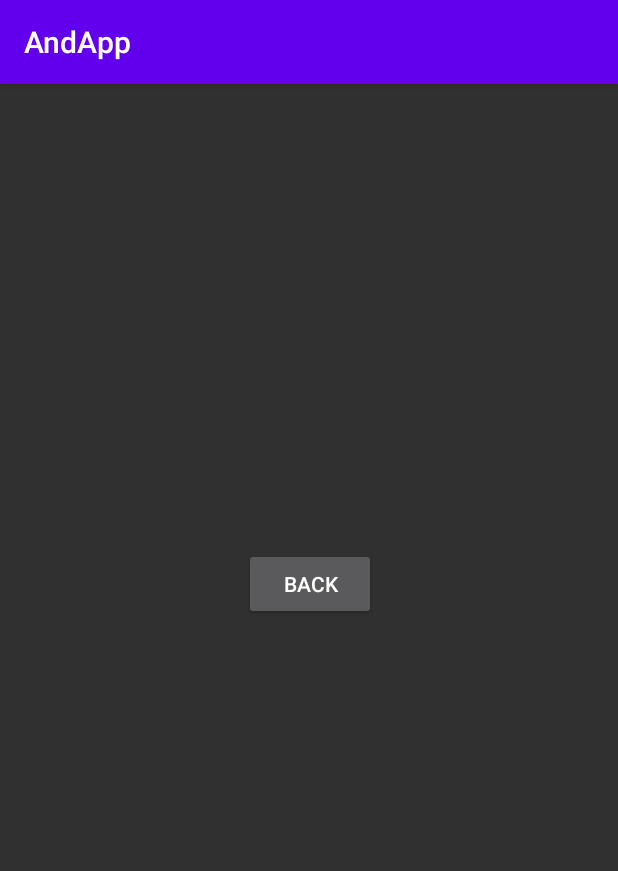
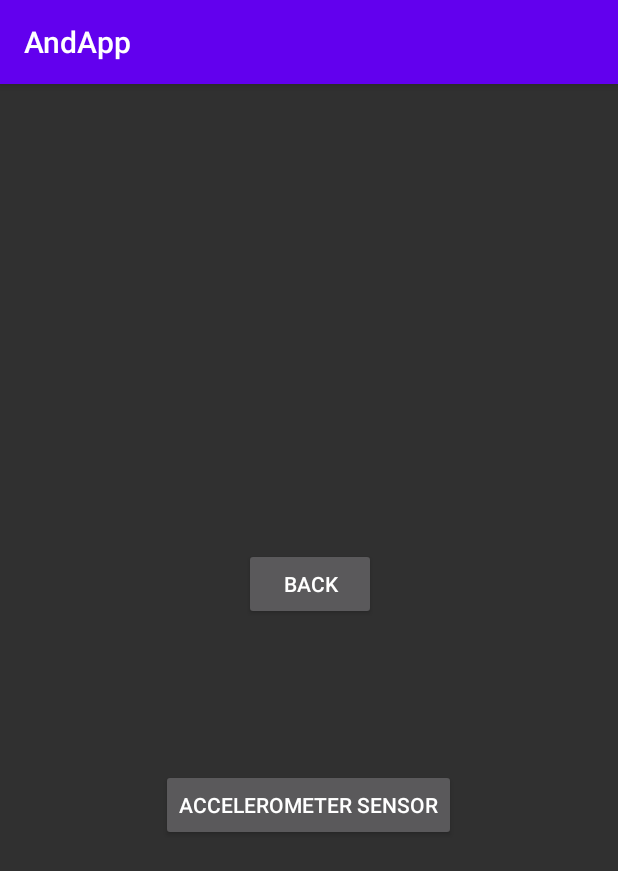
Before and after one commit to MeAdarshMishra/AndApp, an Android app: the AllApp screen opened directly, with no data from a screen before it, on a phone screen of 412 x 824 dp. Shown: the top 871 px of the screen. Run offline under Robolectric (Android 15) with nearby library versions, the phone set to English and light mode, and no system bars.

Commit message:
Android Application

```diff
--- a/app/src/main/java/com/example/andapp/AllApp.java
+++ b/app/src/main/java/com/example/andapp/AllApp.java
@@ -19,8 +19,7 @@ public class AllApp extends AppCompatActivity {
             @Override
             public void onClick(View v) {
                 Intent intent = new Intent(AllApp.this, OnlineLogin.class);
-                startActivity(intent)
-                ;
+                startActivity(intent);
                 finish();
             }
         });
--- a/app/src/main/java/com/example/andapp/Second.java
+++ b/app/src/main/java/com/example/andapp/Second.java
@@ -62,7 +62,7 @@ public class Second extends AppCompatActivity {
         b2.setOnClickListener(new View.OnClickListener() {
             @Override
             public void onClick(View v) {
-                Intent k = new Intent(Second.this, AccelerometerSensor.class);
+                Intent k = new Intent(Second.this, AllApp.class);
                 startActivity(k);
                 finish();
             }
--- a/app/src/main/res/layout/activity_all_app.xml
+++ b/app/src/main/res/layout/activity_all_app.xml
@@ -14,4 +14,13 @@
         android:layout_marginTop="309dp"
         android:layout_marginEnd="161dp"
         android:text="back" />
+
+    <Button
+        android:id="@+id/Alappaccelerometer"
+        android:layout_width="wrap_content"
+        android:layout_height="wrap_content"
+        android:layout_alignParentBottom="true"
+        android:layout_centerHorizontal="true"
+        android:layout_marginBottom="263dp"
+        android:text="Accelerometer Sensor" />
 </RelativeLayout>
--- a/app/src/main/res/layout/activity_online_login.xml
+++ b/app/src/main/res/layout/activity_online_login.xml
@@ -14,7 +14,7 @@
         android:layout_centerHorizontal="true"
         android:layout_marginStart="8dp"
         android:layout_marginTop="236dp"
-        android:text="Accelerometer Wifi"
+        android:text="Online Login Page Click Sign-in to Continue!"
         android:textAlignment="center"
         android:textSize="20sp"
         android:textStyle="bold" />
```
